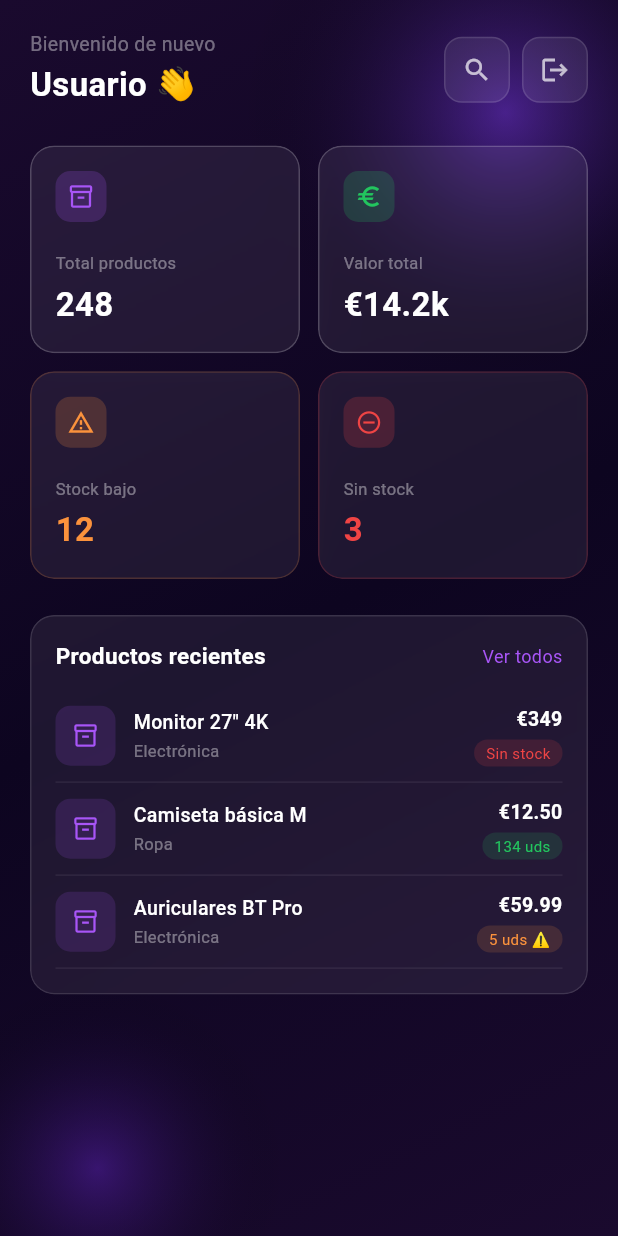
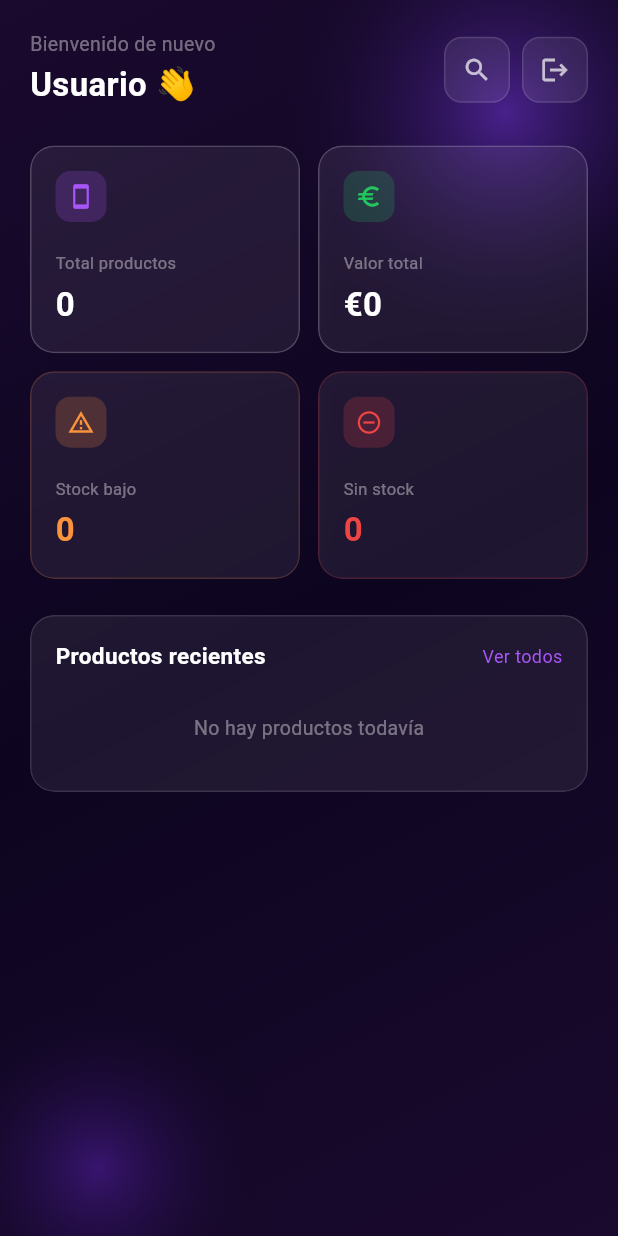
Before and after one commit to Albertrf10/app_gestion_de_inventario, a Flutter app: the screen it shows once a user with an empty profile is signed in, on a phone screen of 412 x 824 dp. Run offline on Flutter 3.47's test engine with Material 3 defaults, Android fonts, the phone set to English and light mode, and no system bars; our stand-ins replace cloud_firestore, firebase_auth, firebase_core, pdf, printing; accounts and stored records are empty.

Commit message:
exportar PDF y dashboard funcional, solucionado el register descentrado

```diff
--- a/lib/screens/dashboard_screen.dart
+++ b/lib/screens/dashboard_screen.dart
@@ -1,15 +1,32 @@
 import 'dart:ui';
 import 'package:flutter/material.dart';
+import 'package:cloud_firestore/cloud_firestore.dart';
 import '../services/auth_service.dart';
+import '../models/producto.dart';
 import 'busqueda/busqueda_screen.dart';
+import 'package:flutter/foundation.dart';
 
-class DashboardScreen extends StatelessWidget {
+class DashboardScreen extends StatefulWidget {
   const DashboardScreen({super.key});
+
+  @override
+  State<DashboardScreen> createState() => _DashboardScreenState();
+}
+
+class _DashboardScreenState extends State<DashboardScreen> {
+  // Stream que escucha en tiempo real la colección 'products' de Firestore
+  // Devuelve una lista de objetos Producto cada vez que hay un cambio
+  Stream<List<Producto>> get _productosStream {
+    return FirebaseFirestore.instance
+        .collection('products')
+        .snapshots()
+        .map((snapshot) =>
+            snapshot.docs.map((doc) => Producto.fromFirestore(doc)).toList());
+  }
 
   @override
   Widget build(BuildContext context) {
     final auth = AuthService();
-    // Extraemos el nombre del email (parte antes del @)
     final email = auth.currentUser?.email ?? '';
     final nombre = email.contains('@') ? email.split('@')[0] : 'Usuario';
 
@@ -18,18 +35,64 @@ class DashboardScreen extends StatelessWidget {
         children: [
           _buildBackground(),
           SafeArea(
-            child: SingleChildScrollView(
+            // StreamBuilder escucha el stream y reconstruye la UI
+            // automáticamente cada vez que Firestore cambia
+            child: StreamBuilder<List<Producto>>(
+              stream: _productosStream,
+              builder: (context, snapshot) {
+                // Mientras carga muestra spinner
+                if (snapshot.connectionState == ConnectionState.waiting) {
+                  return const Center(
+                    child: CircularProgressIndicator(
+                      color: Color(0xFFa855f7),
+                    ),
+                  );
+                }
+
+                // Si hay error muestra mensaje
+                if (snapshot.hasError) {
+                  return Center(
+                    child: Text(
+                      'Error al cargar datos',
+                      style: TextStyle(
+                          color: Colors.white.withValues(alpha: 0.5)),
+                    ),
+                  );
+                }
+
+                final productos = snapshot.data ?? [];
+
+                // Calculamos los KPIs a partir de los datos reales
+                final totalProductos = productos.length;
+                final valorTotal = productos.fold<double>(
+                    0, (sum, p) => sum + (p.precio * p.stock));
+                final stockBajo =
+                    productos.where((p) => p.stockBajo).length;
+                final sinStock =
+                    productos.where((p) => p.sinStock).length;
+
+                // Últimos 3 productos ordenados por fecha de creación
+                final ultimosTres = productos.take(3).toList();
+
+                return SingleChildScrollView(
                   padding: const EdgeInsets.all(20),
                   child: Column(
                     crossAxisAlignment: CrossAxisAlignment.start,
                     children: [
                       _buildHeader(context, auth, nombre),
                       const SizedBox(height: 24),
-                  _buildKPIs(),
+                      _buildKPIs(
+                        totalProductos: totalProductos,
+                        valorTotal: valorTotal,
+                        stockBajo: stockBajo,
+                        sinStock: sinStock,
+                      ),
                       const SizedBox(height: 24),
-                  _buildRecentProducts(),
+                      _buildRecentProducts(ultimosTres, context),
                     ],
                   ),
+                );
+              },
             ),
           ),
         ],
@@ -37,7 +100,6 @@ class DashboardScreen extends StatelessWidget {
     );
   }
 
-  // Fondo con blobs igual que login/registro
   Widget _buildBackground() {
     return Container(
       decoration: const BoxDecoration(
@@ -75,18 +137,18 @@ class DashboardScreen extends StatelessWidget {
     );
   }
 
-  // Cabecera con saludo y botón logout
-Widget _buildHeader(BuildContext context, AuthService auth, String nombre) {
+  Widget _buildHeader(
+      BuildContext context, AuthService auth, String nombre) {
     return Row(
       mainAxisAlignment: MainAxisAlignment.spaceBetween,
       children: [
-      // Saludo izquierda
         Column(
           crossAxisAlignment: CrossAxisAlignment.start,
           children: [
             Text('Bienvenido de nuevo',
                 style: TextStyle(
-                  color: Colors.white.withValues(alpha: 0.4), fontSize: 13)),
+                    color: Colors.white.withValues(alpha: 0.4),
+                    fontSize: 13)),
             const SizedBox(height: 2),
             Text('$nombre 👋',
                 style: const TextStyle(
@@ -95,14 +157,14 @@ Widget _buildHeader(BuildContext context, AuthService auth, String nombre) {
                     fontWeight: FontWeight.w600)),
           ],
         ),
-      // Botones derecha
         Row(
           children: [
             // Botón búsqueda
             GestureDetector(
               onTap: () => Navigator.push(
                 context,
-              MaterialPageRoute(builder: (_) => const BusquedaScreen()),
+                MaterialPageRoute(
+                    builder: (_) => const BusquedaScreen()),
               ),
               child: Container(
                 width: 44,
@@ -110,9 +172,11 @@ Widget _buildHeader(BuildContext context, AuthService auth, String nombre) {
                 decoration: BoxDecoration(
                   color: Colors.white.withValues(alpha: 0.08),
                   borderRadius: BorderRadius.circular(12),
-                border: Border.all(color: Colors.white.withValues(alpha: 0.12)),
+                  border: Border.all(
+                      color: Colors.white.withValues(alpha: 0.12)),
                 ),
-              child: const Icon(Icons.search, color: Colors.white70, size: 20),
+                child: const Icon(Icons.search,
+                    color: Colors.white70, size: 20),
               ),
             ),
             const SizedBox(width: 8),
@@ -125,9 +189,11 @@ Widget _buildHeader(BuildContext context, AuthService auth, String nombre) {
                 decoration: BoxDecoration(
                   color: Colors.white.withValues(alpha: 0.08),
                   borderRadius: BorderRadius.circular(12),
-                border: Border.all(color: Colors.white.withValues(alpha: 0.12)),
+                  border: Border.all(
+                      color: Colors.white.withValues(alpha: 0.12)),
                 ),
-              child: const Icon(Icons.logout, color: Colors.white70, size: 20),
+                child: const Icon(Icons.logout,
+                    color: Colors.white70, size: 20),
               ),
             ),
           ],
@@ -136,35 +202,44 @@ Widget _buildHeader(BuildContext context, AuthService auth, String nombre) {
     );
   }
 
-  // Grid de 4 tarjetas KPI
-  Widget _buildKPIs() {
+  // Recibe los valores calculados desde el StreamBuilder
+  Widget _buildKPIs({
+  required int totalProductos,
+  required double valorTotal,
+  required int stockBajo,
+  required int sinStock,
+}) {
+  final valorFormateado = valorTotal >= 1000
+      ? '€${(valorTotal / 1000).toStringAsFixed(1)}k'
+      : '€${valorTotal.toStringAsFixed(0)}';
+
   return GridView.count(
-      crossAxisCount: 2,
+    // En web 4 columnas, en móvil 2
+    crossAxisCount: kIsWeb ? 4 : 2,
     shrinkWrap: true,
-      // shrinkWrap + NeverScrollableScrollPhysics permiten meter
-      // el GridView dentro de un SingleChildScrollView
     physics: const NeverScrollableScrollPhysics(),
     crossAxisSpacing: 12,
     mainAxisSpacing: 12,
-      childAspectRatio: 1.3,
+    // En web las tarjetas más pequeñas, en móvil más cuadradas
+    childAspectRatio: kIsWeb ? 1.8 : 1.3,
     children: [
       _kpiCard(
         label: 'Total productos',
-          value: '248',
-          icon: Icons.inventory_2_outlined,
+        value: '$totalProductos',
+        icon: Icons.smartphone,
         iconColor: const Color(0xFFa855f7),
         iconBg: const Color(0xFFa855f7),
       ),
       _kpiCard(
         label: 'Valor total',
-          value: '€14.2k',
+        value: valorFormateado,
         icon: Icons.euro_outlined,
         iconColor: const Color(0xFF22c55e),
         iconBg: const Color(0xFF22c55e),
       ),
       _kpiCard(
         label: 'Stock bajo',
-          value: '12',
+        value: '$stockBajo',
         icon: Icons.warning_amber_outlined,
         iconColor: const Color(0xFFfb923c),
         iconBg: const Color(0xFFfb923c),
@@ -173,7 +248,7 @@ Widget _buildHeader(BuildContext context, AuthService auth, String nombre) {
       ),
       _kpiCard(
         label: 'Sin stock',
-          value: '3',
+        value: '$sinStock',
         icon: Icons.remove_circle_outline,
         iconColor: const Color(0xFFef4444),
         iconBg: const Color(0xFFef4444),
@@ -184,7 +259,6 @@ Widget _buildHeader(BuildContext context, AuthService auth, String nombre) {
   );
 }
 
-  // Tarjeta KPI individual con efecto glass
   Widget _kpiCard({
     required String label,
     required String value,
@@ -202,7 +276,8 @@ Widget _buildHeader(BuildContext context, AuthService auth, String nombre) {
           decoration: BoxDecoration(
             color: Colors.white.withValues(alpha: 0.07),
             borderRadius: BorderRadius.circular(16),
-            border: Border.all(color: borderColor.withValues(alpha: 0.2)),
+            border:
+                Border.all(color: borderColor.withValues(alpha: 0.2)),
           ),
           padding: const EdgeInsets.all(16),
           child: Column(
@@ -235,33 +310,7 @@ Widget _buildHeader(BuildContext context, AuthService auth, String nombre) {
     );
   }
 
-  // Sección de productos recientes
-  Widget _buildRecentProducts() {
-    // Lista de datos de ejemplo — se sustituirá por datos de Firestore
-    final productos = [
-      {
-        'nombre': 'Monitor 27" 4K',
-        'categoria': 'Electrónica',
-        'precio': '€349',
-        'stock': '0',
-        'estado': 'sin_stock'
-      },
-      {
-        'nombre': 'Camiseta básica M',
-        'categoria': 'Ropa',
-        'precio': '€12.50',
-        'stock': '134',
-        'estado': 'ok'
-      },
-      {
-        'nombre': 'Auriculares BT Pro',
-        'categoria': 'Electrónica',
-        'precio': '€59.99',
-        'stock': '5',
-        'estado': 'bajo'
-      },
-    ];
-
+  Widget _buildRecentProducts(List<Producto> productos, BuildContext context) {
     return ClipRRect(
       borderRadius: BorderRadius.circular(16),
       child: BackdropFilter(
@@ -270,12 +319,12 @@ Widget _buildHeader(BuildContext context, AuthService auth, String nombre) {
           decoration: BoxDecoration(
             color: Colors.white.withValues(alpha: 0.07),
             borderRadius: BorderRadius.circular(16),
-            border: Border.all(color: Colors.white.withValues(alpha: 0.12)),
+            border:
+                Border.all(color: Colors.white.withValues(alpha: 0.12)),
           ),
           padding: const EdgeInsets.all(16),
           child: Column(
             children: [
-              // Cabecera de la sección
               Row(
               mainAxisAlignment: MainAxisAlignment.spaceBetween,
               children: [
@@ -284,13 +333,32 @@ Widget _buildHeader(BuildContext context, AuthService auth, String nombre) {
                         color: Colors.white,
                         fontSize: 15,
                         fontWeight: FontWeight.w600)),
-                  Text('Ver todos',
+                // Ver todos navega a BusquedaScreen
+                GestureDetector(
+                  onTap: () => Navigator.push(
+                    context,
+                    MaterialPageRoute(
+                        builder: (_) => const BusquedaScreen()),
+                  ),
+                  child: const Text('Ver todos',
                       style: TextStyle(
-                          color: const Color(0xFFa855f7), fontSize: 12)),
+                          color: Color(0xFFa855f7), fontSize: 12)),
+                ),
               ],
             ),
               const SizedBox(height: 12),
-              // Lista de productos
+              // Si no hay productos muestra mensaje
+              if (productos.isEmpty)
+                Padding(
+                  padding: const EdgeInsets.symmetric(vertical: 16),
+                  child: Text(
+                    'No hay productos todavía',
+                    style: TextStyle(
+                        color: Colors.white.withValues(alpha: 0.4),
+                        fontSize: 13),
+                  ),
+                )
+              else
                 ...productos.map((p) => _productRow(p)),
             ],
           ),
@@ -299,31 +367,29 @@ Widget _buildHeader(BuildContext context, AuthService auth, String nombre) {
     );
   }
 
-  // Fila de producto individual
-  Widget _productRow(Map<String, String> p) {
-    // Colores según el estado del stock
-    final Color stockColor = p['estado'] == 'sin_stock'
+  Widget _productRow(Producto producto) {
+    final Color stockColor = producto.sinStock
         ? const Color(0xFFef4444)
-        : p['estado'] == 'bajo'
+        : producto.stockBajo
             ? const Color(0xFFfb923c)
             : const Color(0xFF22c55e);
 
-    final String stockLabel = p['estado'] == 'sin_stock'
+    final String stockLabel = producto.sinStock
         ? 'Sin stock'
-        : p['estado'] == 'bajo'
-            ? '${p['stock']} uds ⚠'
-            : '${p['stock']} uds';
+        : producto.stockBajo
+            ? '${producto.stock} uds ⚠'
+            : '${producto.stock} uds';
 
     return Container(
       padding: const EdgeInsets.symmetric(vertical: 10),
       decoration: BoxDecoration(
         border: Border(
-          bottom: BorderSide(color: Colors.white.withValues(alpha: 0.07)),
+          bottom:
+              BorderSide(color: Colors.white.withValues(alpha: 0.07)),
         ),
       ),
       child: Row(
         children: [
-          // Icono categoría
           Container(
             width: 40,
             height: 40,
@@ -331,47 +397,46 @@ Widget _buildHeader(BuildContext context, AuthService auth, String nombre) {
               color: const Color(0xFFa855f7).withValues(alpha: 0.15),
               borderRadius: BorderRadius.circular(10),
             ),
-            child: const Icon(Icons.inventory_2_outlined,
+            child: const Icon(Icons.smartphone,
                 color: Color(0xFFa855f7), size: 18),
           ),
           const SizedBox(width: 12),
-          // Nombre y categoría
           Expanded(
             child: Column(
               crossAxisAlignment: CrossAxisAlignment.start,
               children: [
-                Text(p['nombre']!,
+                Text(producto.nombre,
                     style: const TextStyle(
                         color: Colors.white,
                         fontSize: 13,
                         fontWeight: FontWeight.w500)),
                 const SizedBox(height: 2),
-                Text(p['categoria']!,
+                Text(producto.marca,
                     style: TextStyle(
                         color: Colors.white.withValues(alpha: 0.4),
                         fontSize: 11)),
               ],
             ),
           ),
-          // Precio y badge de stock
           Column(
             crossAxisAlignment: CrossAxisAlignment.end,
             children: [
-              Text(p['precio']!,
+              Text('€${producto.precio.toStringAsFixed(2)}',
                   style: const TextStyle(
                       color: Colors.white,
                       fontSize: 13,
                       fontWeight: FontWeight.w600)),
               const SizedBox(height: 4),
               Container(
-                padding:
-                    const EdgeInsets.symmetric(horizontal: 8, vertical: 2),
+                padding: const EdgeInsets.symmetric(
+                    horizontal: 8, vertical: 2),
                 decoration: BoxDecoration(
                   color: stockColor.withValues(alpha: 0.15),
                   borderRadius: BorderRadius.circular(20),
                 ),
                 child: Text(stockLabel,
-                    style: TextStyle(color: stockColor, fontSize: 10)),
+                    style:
+                        TextStyle(color: stockColor, fontSize: 10)),
               ),
             ],
           ),
--- a/lib/screens/register_screen.dart
+++ b/lib/screens/register_screen.dart
@@ -69,13 +69,16 @@ class _RegisterScreenState extends State<RegisterScreen> {
         children: [
           _buildBackground(),
           SafeArea(
-            child: SingleChildScrollView(
+            child:Center(
+              child: SingleChildScrollView(
               padding: const EdgeInsets.all(24),
               child: ConstrainedBox(
                 constraints: const BoxConstraints(maxWidth: 400),
                 child: Center(child: _buildGlassCard()),
               ),
             ),
+            )
+
           ),
         ],
       ),
--- a/pubspec.yaml
+++ b/pubspec.yaml
@@ -36,6 +36,8 @@ dependencies:
   firebase_core: ^3.0.0
   firebase_auth: ^5.0.0
   cloud_firestore: ^5.0.0
+  pdf: ^3.10.0          # ← genera el PDF
+  printing: ^5.12.0     # ← abre el diálogo de impresión/descarga
 
 dev_dependencies:
   flutter_test:
```
Also changed, not shown: lib/screens/busqueda/busqueda_screen.dart (+83 -35 lines), lib/screens/login_screen.dart (+5 -2 lines), lib/services/pdf_service.dart (added, +176 -0 lines), pubspec.lock, 5 other files. Lines whose indentation alone changed are shown as unchanged.
